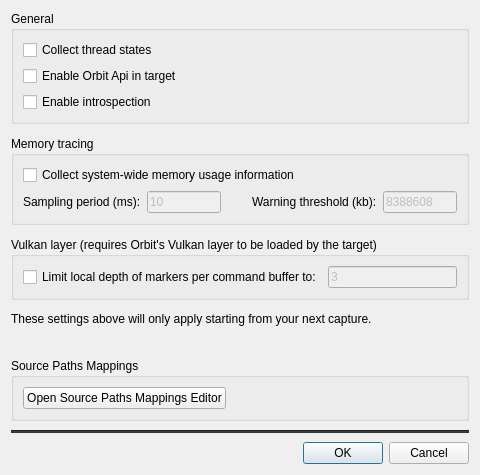
Above: src/OrbitQt/CaptureOptionsDialog.ui from google/orbit before the change. Below: the same form after it.
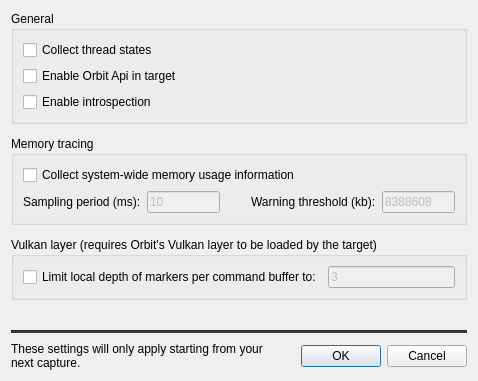
That is the form after the change.

Commit message: Move source path mappings to the main menu

Patch:
```diff
--- a/src/OrbitQt/CaptureOptionsDialog.ui
+++ b/src/OrbitQt/CaptureOptionsDialog.ui
@@ -9,8 +9,8 @@
    <rect>
     <x>0</x>
     <y>0</y>
-    <width>480</width>
-    <height>408</height>
+    <width>478</width>
+    <height>381</height>
    </rect>
   </property>
   <property name="windowTitle">
@@ -24,13 +24,6 @@
     <number>9</number>
    </property>
    <item row="2" column="0">
-    <widget class="QDialogButtonBox" name="buttonBox">
-     <property name="standardButtons">
-      <set>QDialogButtonBox::Cancel|QDialogButtonBox::Ok</set>
-     </property>
-    </widget>
-   </item>
-   <item row="1" column="0">
     <widget class="Line" name="line">
      <property name="styleSheet">
       <string notr="true">background: #353535</string>
@@ -40,6 +33,27 @@
      </property>
     </widget>
    </item>
+   <item row="4" column="0">
+    <layout class="QHBoxLayout" name="horizontalLayout_2">
+     <item>
+      <widget class="QLabel" name="label">
+       <property name="text">
+        <string>These settings will only apply starting from your next capture.</string>
+       </property>
+       <property name="wordWrap">
+        <bool>true</bool>
+       </property>
+      </widget>
+     </item>
+     <item>
+      <widget class="QDialogButtonBox" name="buttonBox">
+       <property name="standardButtons">
+        <set>QDialogButtonBox::Cancel|QDialogButtonBox::Ok</set>
+       </property>
+      </widget>
+     </item>
+    </layout>
+   </item>
    <item row="0" column="0">
     <layout class="QVBoxLayout" name="verticalLayout">
      <property name="spacing">
@@ -194,76 +208,21 @@
        </layout>
       </widget>
      </item>
-     <item>
-      <widget class="QLabel" name="label">
-       <property name="text">
-        <string>These settings above will only apply starting from your next capture.</string>
-       </property>
-      </widget>
-     </item>
-     <item>
-      <spacer name="verticalSpacer_2">
-       <property name="orientation">
-        <enum>Qt::Vertical</enum>
-       </property>
-       <property name="sizeType">
-        <enum>QSizePolicy::Minimum</enum>
-       </property>
-       <property name="sizeHint" stdset="0">
-        <size>
-         <width>20</width>
-         <height>20</height>
-        </size>
-       </property>
-      </spacer>
-     </item>
-     <item>
-      <widget class="QGroupBox" name="groupBox_3">
-       <property name="title">
-        <string>Source Paths Mappings</string>
-       </property>
-       <layout class="QGridLayout" name="gridLayout_2">
-        <item row="0" column="0">
-         <widget class="QPushButton" name="openSourcePathsMappingDialog">
-          <property name="toolTip">
-           <string>Source Paths Mappings are applied to source paths from debug information if the given paths are not found locally. It is needed for showing source code inside of Orbit.</string>
-          </property>
-          <property name="text">
-           <string>Open Source Paths Mappings Editor</string>
-          </property>
-         </widget>
-        </item>
-        <item row="0" column="1">
-         <spacer name="horizontalSpacer">
-          <property name="orientation">
-           <enum>Qt::Horizontal</enum>
-          </property>
-          <property name="sizeHint" stdset="0">
-           <size>
-            <width>40</width>
-            <height>20</height>
-           </size>
-          </property>
-         </spacer>
-        </item>
-       </layout>
-      </widget>
-     </item>
-     <item>
-      <spacer name="verticalSpacer">
-       <property name="orientation">
-        <enum>Qt::Vertical</enum>
-       </property>
-       <property name="sizeHint" stdset="0">
-        <size>
-         <width>0</width>
-         <height>0</height>
-        </size>
-       </property>
-      </spacer>
-     </item>
     </layout>
    </item>
+   <item row="1" column="0">
+    <spacer name="verticalSpacer">
+     <property name="orientation">
+      <enum>Qt::Vertical</enum>
+     </property>
+     <property name="sizeHint" stdset="0">
+      <size>
+       <width>20</width>
+       <height>40</height>
+      </size>
+     </property>
+    </spacer>
+   </item>
   </layout>
  </widget>
  <resources/>
```
Left out of the diff: 12 changed lines with no effect on the pictures. The commit also changes 7 other files.
